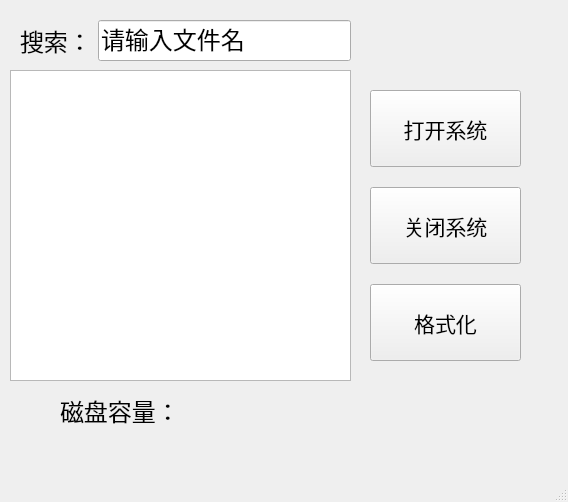
The window that form/mainwindow.ui (mcdudu233/FileSystem) describes before a commit, drawn with Qt 5.
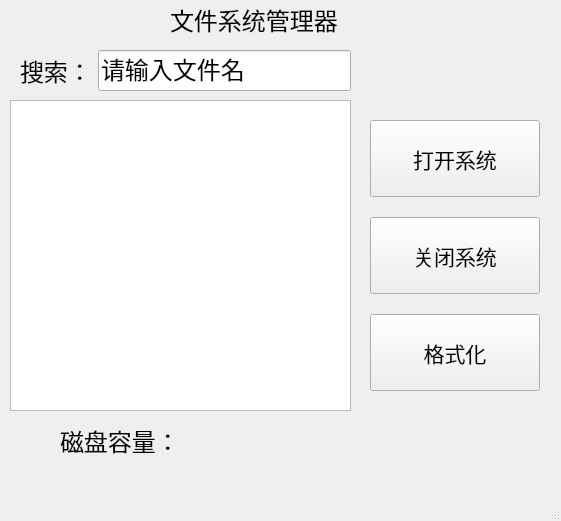
The same window after the commit.

Commit message: 优化主窗口

What changed in the file:
```diff
--- a/form/mainwindow.ui
+++ b/form/mainwindow.ui
@@ -6,8 +6,8 @@
    <rect>
     <x>0</x>
     <y>0</y>
-    <width>568</width>
-    <height>502</height>
+    <width>561</width>
+    <height>521</height>
    </rect>
   </property>
   <property name="windowTitle">
@@ -18,7 +18,7 @@
     <property name="geometry">
      <rect>
       <x>10</x>
-      <y>70</y>
+      <y>100</y>
       <width>341</width>
       <height>311</height>
      </rect>
@@ -28,7 +28,7 @@
     <property name="geometry">
      <rect>
       <x>60</x>
-      <y>390</y>
+      <y>420</y>
       <width>231</width>
       <height>41</height>
      </rect>
@@ -66,7 +66,7 @@
     <property name="geometry">
      <rect>
       <x>20</x>
-      <y>20</y>
+      <y>50</y>
       <width>331</width>
       <height>41</height>
      </rect>
@@ -104,8 +104,8 @@
     <property name="geometry">
      <rect>
       <x>370</x>
-      <y>90</y>
-      <width>151</width>
+      <y>120</y>
+      <width>170</width>
       <height>271</height>
      </rect>
     </property>
@@ -169,6 +169,44 @@
      </item>
     </layout>
    </widget>
+   <widget class="QLabel" name="label_2">
+    <property name="geometry">
+     <rect>
+      <x>170</x>
+      <y>0</y>
+      <width>181</width>
+      <height>39</height>
+     </rect>
+    </property>
+    <property name="font">
+     <font>
+      <family>宋体</family>
+      <pointsize>18</pointsize>
+     </font>
+    </property>
+    <property name="text">
+     <string>文件系统管理器</string>
+    </property>
+   </widget>
+   <widget class="QLabel" name="statusLabel">
+    <property name="geometry">
+     <rect>
+      <x>370</x>
+      <y>60</y>
+      <width>181</width>
+      <height>39</height>
+     </rect>
+    </property>
+    <property name="font">
+     <font>
+      <family>宋体</family>
+      <pointsize>18</pointsize>
+     </font>
+    </property>
+    <property name="text">
+     <string/>
+    </property>
+   </widget>
   </widget>
   <widget class="QMenuBar" name="menubar">
    <property name="geometry">
```
Left out of the diff: 2 changed lines with no effect on the pictures. The commit also changes 3 other files.
